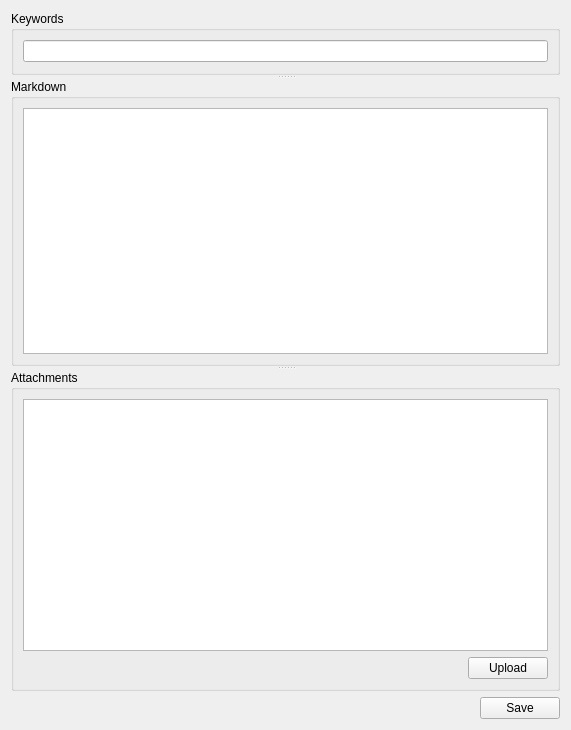
Above: jezen/editor.ui from HazenBabcock/APyEC before the change. Below: the same form after it.
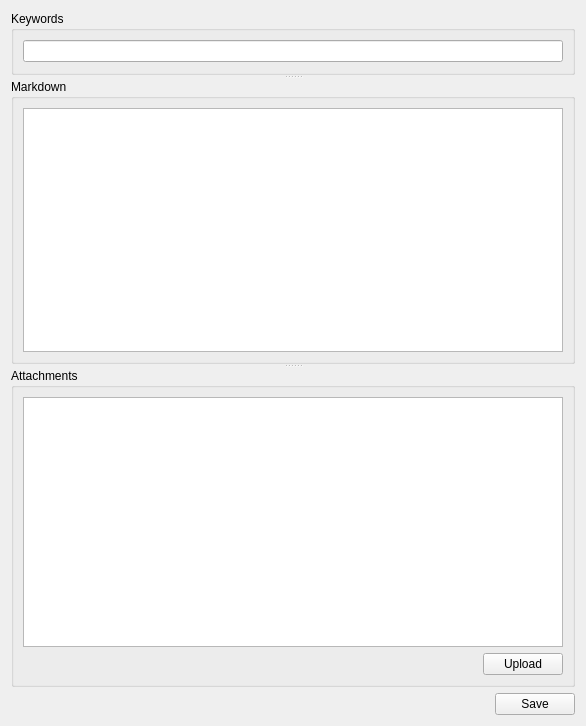
That is the form after the change.

Commit message: Get display of different note versions working. Change so that the current version is not the highest number, not 0 as before. Make some changes to the UI layout.

What changed in the file:
```diff
--- a/jezen/editor.ui
+++ b/jezen/editor.ui
@@ -6,8 +6,8 @@
    <rect>
     <x>0</x>
     <y>0</y>
-    <width>571</width>
-    <height>730</height>
+    <width>586</width>
+    <height>726</height>
    </rect>
   </property>
   <property name="windowTitle">
```
The commit also changes 7 other files.
